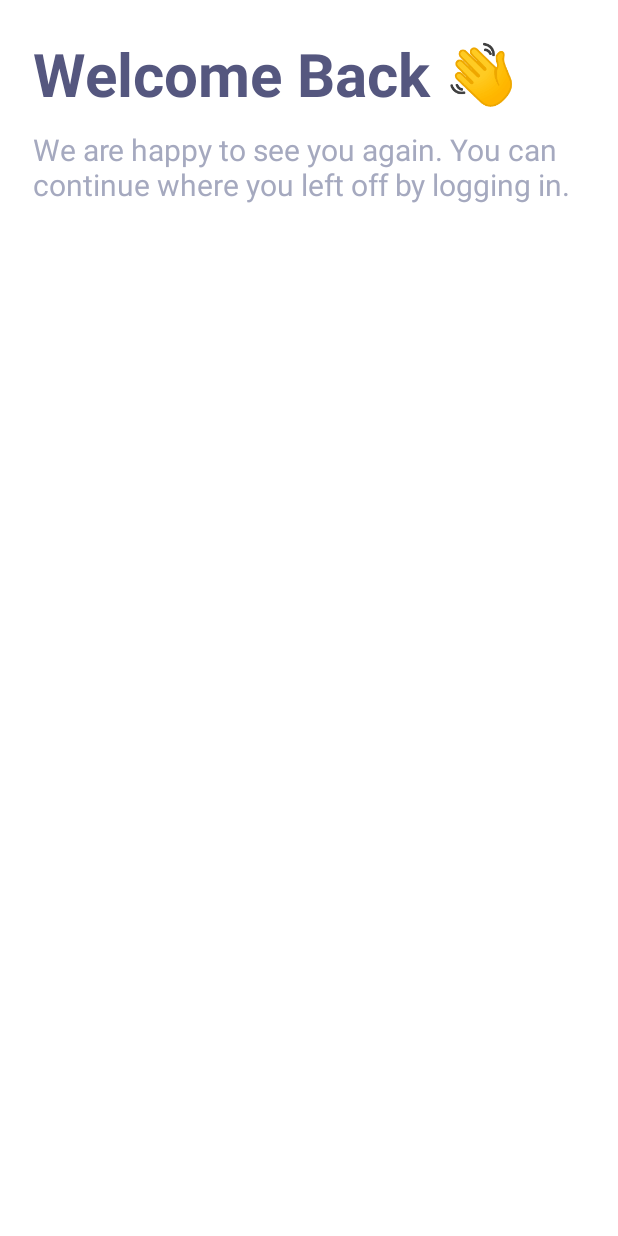
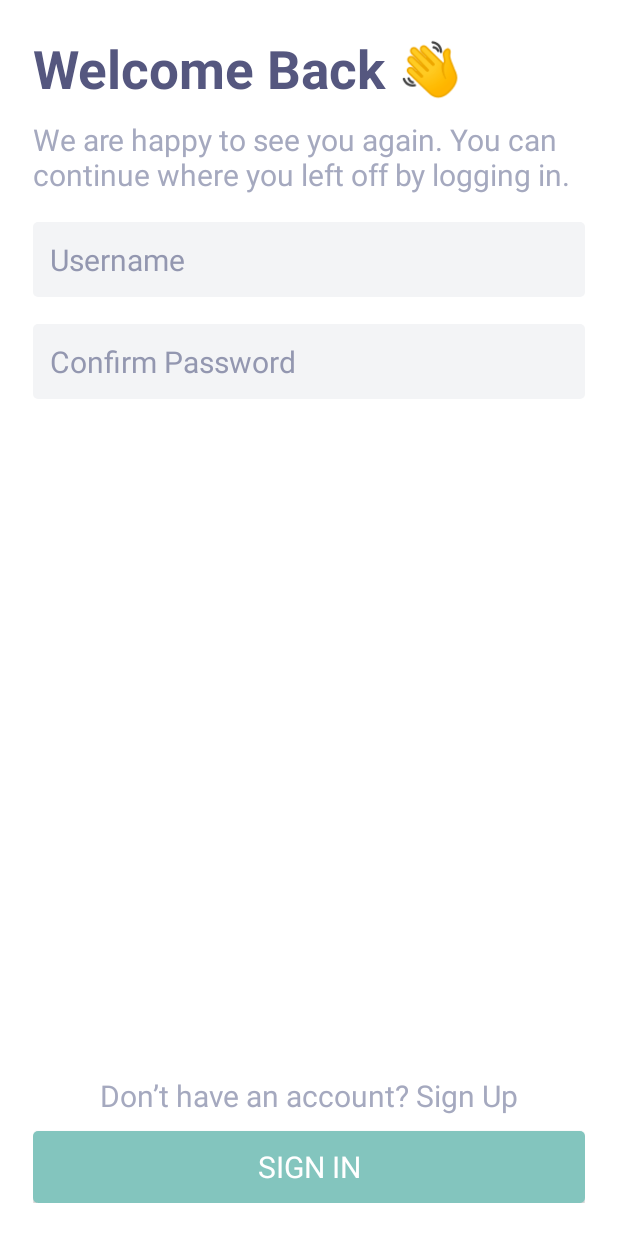
Before and after one commit to cc-visionary/Titan, an Android app: the screen it shows after launch (LoginActivity before the commit, SigninActivity after it), after a tap on "GET STARTED", on a phone screen of 412 x 824 dp. Run offline under Robolectric (Android 15) with nearby library versions, the light colour scheme and no system bars.

Commit message:
Finished the View and Page Routing for Login and Signup

```diff
--- a/app/src/main/java/com/mobdeve/titan/LandingActivity.java
+++ b/app/src/main/java/com/mobdeve/titan/LandingActivity.java
@@ -21,7 +21,7 @@ public class LandingActivity extends AppCompatActivity {
         this.getStartedButton.setOnClickListener(new View.OnClickListener() {
             @Override
             public void onClick(View v) {
-                Intent intent = new Intent(LandingActivity.this, LoginActivity.class);
+                Intent intent = new Intent(v.getContext(), SigninActivity.class);
                 startActivity(intent);
             }
         });
--- /dev/null
+++ b/app/src/main/java/com/mobdeve/titan/SigninActivity.java
@@ -0,0 +1,44 @@
+package com.mobdeve.titan;
+
+import androidx.appcompat.app.AppCompatActivity;
+
+import android.content.Intent;
+import android.os.Bundle;
+import android.view.View;
+import android.widget.Button;
+import android.widget.EditText;
+import android.widget.TextView;
+
+public class SigninActivity extends AppCompatActivity {
+
+    private EditText usernameEditText, passwordEditText;
+    private TextView signupTextView;
+    private Button signinButton;
+
+    @Override
+    protected void onCreate(Bundle savedInstanceState) {
+        super.onCreate(savedInstanceState);
+        setContentView(R.layout.activity_signin);
+
+        this.usernameEditText = findViewById(R.id.et_signin_username);
+        this.passwordEditText = findViewById(R.id.et_signin_password);
+        this.signupTextView = findViewById(R.id.tv_signup);
+        this.signinButton = findViewById(R.id.btn_signin);
+
+        this.signupTextView.setOnClickListener(new View.OnClickListener() {
+            @Override
+            public void onClick(View v) {
+                Intent intent = new Intent(v.getContext(), SignupActivity.class);
+                startActivity(intent);
+            }
+        });
+
+        this.signinButton.setOnClickListener(new View.OnClickListener() {
+            @Override
+            public void onClick(View v) {
+                Intent intent = new Intent(v.getContext(), UserHomeActivity.class);
+                startActivity(intent);
+            }
+        });
+    }
+}
--- a/app/src/main/java/com/mobdeve/titan/LoginActivity.java
+++ b/app/src/main/java/com/mobdeve/titan/UserHomeActivity.java
@@ -4,11 +4,11 @@ import androidx.appcompat.app.AppCompatActivity;
 
 import android.os.Bundle;
 
-public class LoginActivity extends AppCompatActivity {
+public class UserHomeActivity extends AppCompatActivity {
 
     @Override
     protected void onCreate(Bundle savedInstanceState) {
         super.onCreate(savedInstanceState);
-        setContentView(R.layout.activity_login);
+        setContentView(R.layout.activity_user_home);
     }
 }
--- /dev/null
+++ b/app/src/main/res/drawable/input.xml
@@ -0,0 +1,6 @@
+<?xml version="1.0" encoding="utf-8"?>
+<shape xmlns:android="http://schemas.android.com/apk/res/android"
+    android:shape="rectangle">
+    <corners android:radius="5px" />
+    <solid android:color="@color/input_background" />
+</shape>
--- a/app/src/main/res/layout/activity_landing.xml
+++ b/app/src/main/res/layout/activity_landing.xml
@@ -6,7 +6,7 @@
     android:layout_height="match_parent"
     android:background="@color/white"
     android:padding="10pt"
-    tools:context=".Landing">
+    tools:context=".LandingActivity">
 
     <ImageView
         android:id="@+id/imageView"
@@ -43,9 +43,9 @@
 
     <Button
         android:id="@+id/btn_start"
+        style="@style/Button"
         android:layout_width="0dp"
         android:layout_height="wrap_content"
-        android:background="@drawable/button"
         android:text="@string/get_started"
         app:layout_constraintBottom_toBottomOf="parent"
         app:layout_constraintEnd_toEndOf="parent"
--- a/app/src/main/res/layout/activity_login.xml
+++ /dev/null
@@ -1,28 +0,0 @@
-<?xml version="1.0" encoding="utf-8"?>
-<androidx.constraintlayout.widget.ConstraintLayout xmlns:android="http://schemas.android.com/apk/res/android"
-    xmlns:app="http://schemas.android.com/apk/res-auto"
-    xmlns:tools="http://schemas.android.com/tools"
-    android:layout_width="match_parent"
-    android:layout_height="match_parent"
-    android:background="@color/white"
-    android:padding="10pt"
-    tools:context=".Login">
-
-    <TextView
-        android:id="@+id/textView8"
-        android:layout_width="wrap_content"
-        android:layout_height="wrap_content"
-        android:text="@string/signin_title"
-        android:textAppearance="@style/TitleH2"
-        app:layout_constraintStart_toStartOf="parent"
-        app:layout_constraintTop_toTopOf="parent" />
-
-    <TextView
-        android:layout_width="wrap_content"
-        android:layout_height="wrap_content"
-        android:layout_marginTop="10dp"
-        android:text="@string/signin_subtitle"
-        android:textAppearance="@style/Body"
-        app:layout_constraintStart_toStartOf="parent"
-        app:layout_constraintTop_toBottomOf="@+id/textView8" />
-</androidx.constraintlayout.widget.ConstraintLayout>
--- /dev/null
+++ b/app/src/main/res/layout/activity_signin.xml
@@ -0,0 +1,73 @@
+<?xml version="1.0" encoding="utf-8"?>
+<androidx.constraintlayout.widget.ConstraintLayout xmlns:android="http://schemas.android.com/apk/res/android"
+    xmlns:app="http://schemas.android.com/apk/res-auto"
+    xmlns:tools="http://schemas.android.com/tools"
+    android:layout_width="match_parent"
+    android:layout_height="match_parent"
+    android:background="@color/white"
+    android:padding="10pt"
+    tools:context=".SigninActivity">
+
+    <TextView
+        android:id="@+id/textView2"
+        android:layout_width="wrap_content"
+        android:layout_height="wrap_content"
+        android:text="@string/signin_title"
+        android:textAppearance="@style/TitleH2"
+        app:layout_constraintStart_toStartOf="parent"
+        app:layout_constraintTop_toTopOf="parent" />
+
+    <TextView
+        android:id="@+id/textView"
+        android:layout_width="wrap_content"
+        android:layout_height="wrap_content"
+        android:layout_marginTop="10dp"
+        android:text="@string/signin_subtitle"
+        android:textAppearance="@style/Body"
+        app:layout_constraintStart_toStartOf="parent"
+        app:layout_constraintTop_toBottomOf="@+id/textView2" />
+
+    <EditText
+        android:id="@+id/et_signin_username"
+        style="@style/Input"
+        android:layout_width="0dp"
+        android:layout_height="wrap_content"
+        android:ems="10"
+        android:hint="@string/username_placeholder"
+        app:layout_constraintEnd_toEndOf="parent"
+        app:layout_constraintStart_toStartOf="parent"
+        app:layout_constraintTop_toBottomOf="@+id/textView" />
+
+    <EditText
+        android:id="@+id/et_signin_password"
+        style="@style/Input"
+        android:layout_width="0dp"
+        android:layout_height="wrap_content"
+        android:ems="10"
+        android:hint="@string/confirm_password_placeholder"
+        app:layout_constraintEnd_toEndOf="parent"
+        app:layout_constraintStart_toStartOf="parent"
+        app:layout_constraintTop_toBottomOf="@+id/et_signin_username" />
+
+    <TextView
+        android:id="@+id/tv_signup"
+        android:layout_width="wrap_content"
+        android:layout_height="wrap_content"
+        android:layout_marginBottom="10dp"
+        android:text="@string/no_account"
+        android:textAppearance="@style/Body"
+        app:layout_constraintBottom_toTopOf="@+id/btn_signin"
+        app:layout_constraintEnd_toEndOf="parent"
+        app:layout_constraintStart_toStartOf="parent" />
+
+    <Button
+        android:id="@+id/btn_signin"
+        style="@style/Button"
+        android:layout_width="0dp"
+        android:layout_height="wrap_content"
+        android:text="@string/signin"
+        app:layout_constraintBottom_toBottomOf="parent"
+        app:layout_constraintEnd_toEndOf="parent"
+        app:layout_constraintStart_toStartOf="parent" />
+
+</androidx.constraintlayout.widget.ConstraintLayout>
--- a/app/src/main/res/values/colors.xml
+++ b/app/src/main/res/values/colors.xml
@@ -5,4 +5,8 @@
     <color name="peach">#FFDDD2</color>
     <color name="brown">#E29578</color>
     <color name="white">#FFFFFFFF</color>
+    <color name="base">#55577F</color>
+    <color name="input_background">#F3F4F6</color>
+    <color name="input_text">#72737E</color>
+    <color name="input_placeholder">#9397B0</color>
 </resources>
--- a/app/src/main/res/values/strings.xml
+++ b/app/src/main/res/values/strings.xml
@@ -21,8 +21,8 @@
     <string name="contact_number_placeholder">Contact Number</string>
     <string name="password_placeholder">Password</string>
     <string name="confirm_password_placeholder">Confirm Password</string>
-    <string name="no_account">Don’t have an account?</string>
-    <string name="has_account">Already have an account?</string>
+    <string name="no_account">Don’t have an account? Sign Up</string>
+    <string name="has_account">Already have an account? Sign In</string>
 
     <!-- Taskbar -->
     <string name="home">Home</string>
@@ -39,4 +39,6 @@
     <string name="appointment">Appointment</string>
     <string name="day">Day</string>
     <string name="time_slot">Time Slot</string>
+    <string name="user">User</string>
+    <string name="host">Host</string>
 </resources>
--- a/app/src/main/res/values/themes.xml
+++ b/app/src/main/res/values/themes.xml
@@ -20,7 +20,7 @@
     </style>
     <style name="TitleH2" parent="TextAppearance.AppCompat">
         <item name="android:textColor">#55577F</item>
-        <item name="android:textSize">40dp</item>
+        <item name="android:textSize">35dp</item>
         <item name="android:textStyle">bold</item>
     </style>
     <style name="Body" parent="TextAppearance.AppCompat">
@@ -36,4 +36,17 @@
         <item name="android:textColor">#fff</item>
         <item name="android:textSize">10px</item>
     </style>
+    <style name="Input" parent="TextAppearance.AppCompat">
+        <item name="android:background">@drawable/input</item>
+        <item name="android:textColorHint">@color/input_placeholder</item>
+        <item name="android:textColor">@color/input_text</item>
+        <item name="android:textSize">20sp</item>
+        <item name="android:padding">5pt</item>
+        <item name="android:layout_marginTop">8pt</item>
+        <item name="android:layout_marginBottom">8pt</item>
+    </style>
+    <style name="Button" parent="TextAppearance.AppCompat">
+        <item name="android:background">@drawable/button</item>
+        <item name="android:textSize">20sp</item>
+    </style>
 </resources>
```
Also changed, not shown: app/src/main/AndroidManifest.xml (+7 -3 lines), app/src/main/java/com/mobdeve/titan/AdminHomeActivity.java (added, +14 -0 lines), app/src/main/java/com/mobdeve/titan/SignupActivity.java (added, +47 -0 lines), app/src/main/res/layout/activity_admin_home.xml (added, +9 -0 lines), app/src/main/res/layout/activity_signup.xml (added, +141 -0 lines), app/src/main/res/layout/activity_user_home.xml (added, +9 -0 lines).
